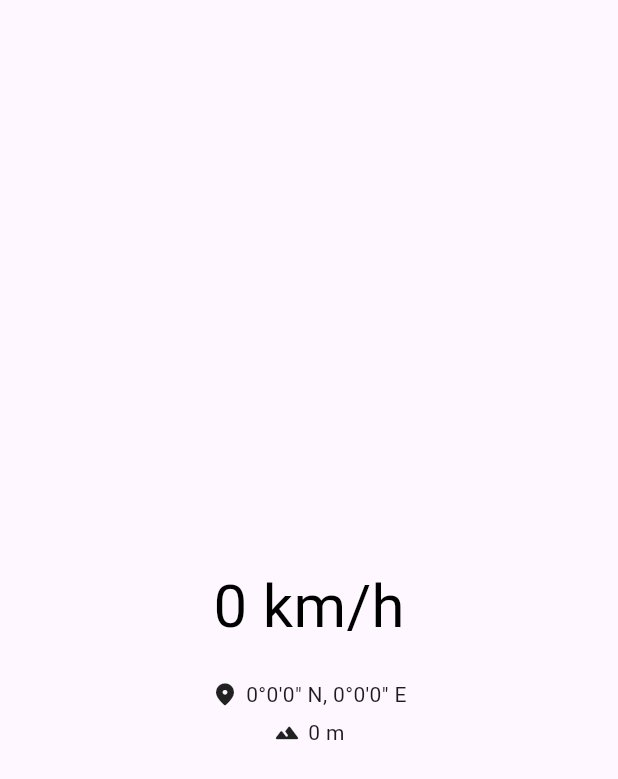
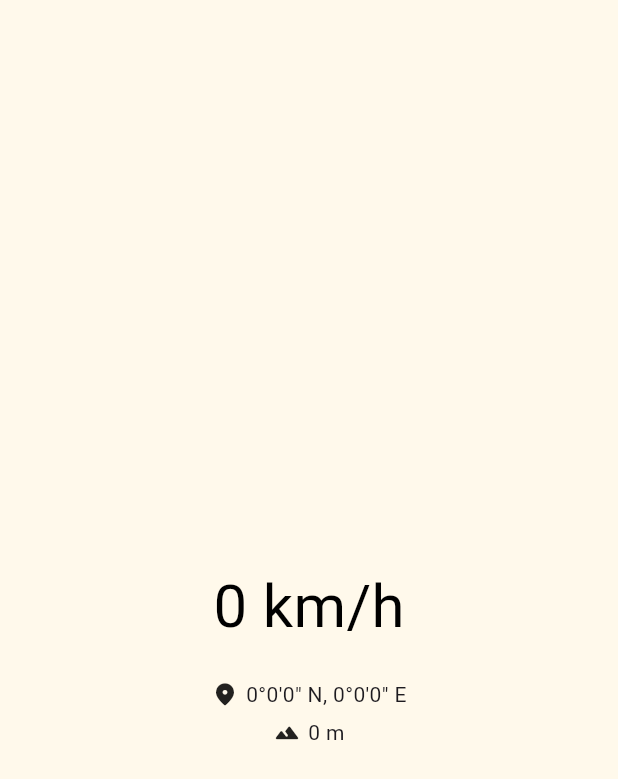
Before and after one commit to Zhoucheng133/Speeder, a Flutter app: the screen it shows after launch, on a phone screen of 412 x 824 dp. Shown: the top 779 px of the screen. Run offline on Flutter 3.47's test engine with Material 3 defaults, Android fonts, the phone set to English and light mode, and no system bars; our stand-ins replace geolocator; statements that could not run were skipped.

Commit message:
添加深色模式支持

```diff
--- a/lib/main.dart
+++ b/lib/main.dart
@@ -93,7 +93,22 @@ class _MainAppState extends State<MainApp> {
 
   @override
   Widget build(BuildContext context) {
+
+    final brightness = MediaQuery.of(context).platformBrightness;
+
     return MaterialApp(
+      theme:ThemeData(
+        brightness: brightness,
+        colorScheme: ColorScheme.fromSeed(
+          seedColor: Colors.yellow,
+          brightness: brightness,
+        ),
+        textTheme: brightness==Brightness.dark ? ThemeData.dark().textTheme.apply(
+          bodyColor: Colors.white,
+          displayColor: Colors.white,
+        ) : ThemeData.light().textTheme,
+      ),
+      debugShowCheckedModeBanner: false,
       home: Scaffold(
         body: Center(
           child: Column(
```
